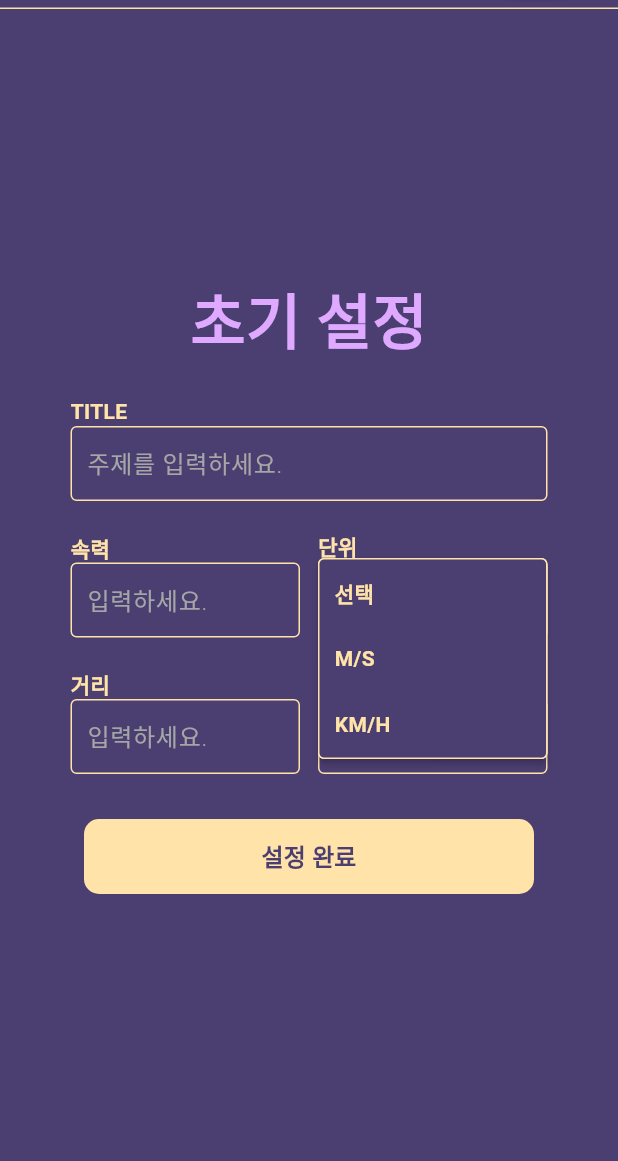
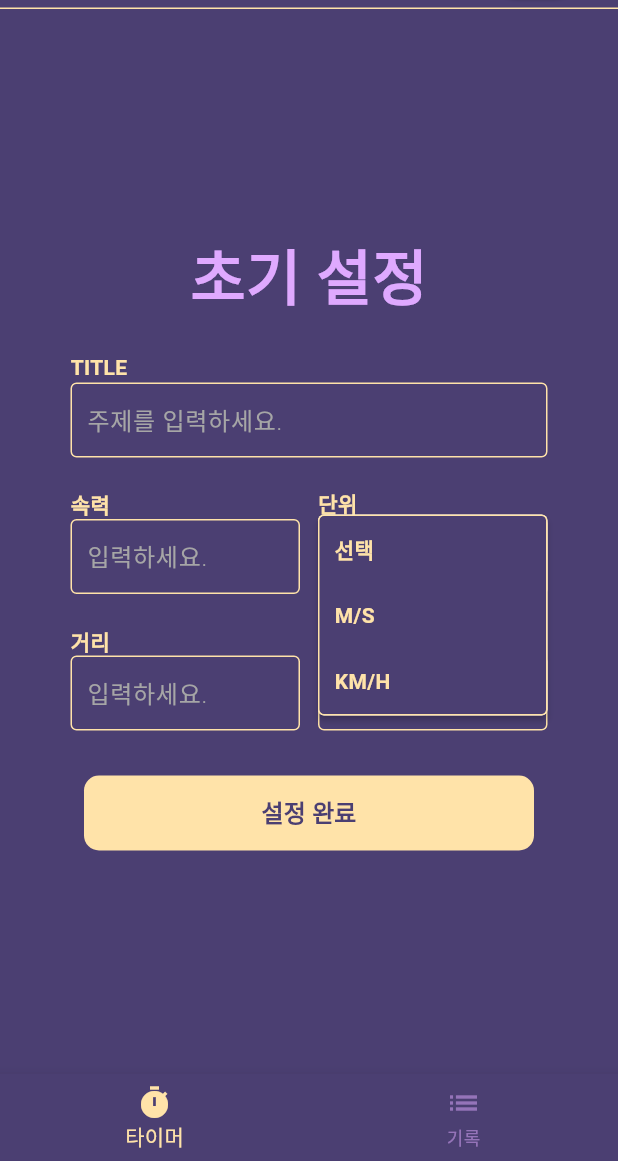
Before and after one commit to ryujebin/CheckTimer, a Flutter app: the screen it shows after launch, after a tap on "선택", on a phone screen of 412 x 824 dp, the part 75-1236 px from its top. Run offline on Flutter 3.47's test engine with Material 3 defaults, Android fonts, the phone set to English and light mode, and no system bars; Roboto replaces fonts that are missing (Pretendard).

Commit message:
feat: TimerMain화면 구성 완료

```diff
--- /dev/null
+++ b/lib/Pages/Homescreen/HomeScreen.dart
@@ -0,0 +1,57 @@
+import 'package:flutter/material.dart';
+import 'package:test_flutter/Core/theme/colors.dart';
+
+import '../MyRecode/Myrecode_main.dart';
+import '../Timer/Timer_main.dart';
+
+class HomeScreen extends StatefulWidget {
+  const HomeScreen({super.key});
+
+  @override
+  State<HomeScreen> createState() => _HomeScreenState();
+}
+
+class _HomeScreenState extends State<HomeScreen> {
+  int _selectedIndex = 0;
+
+  final List<Widget> _pages = [
+    TimerMain(),
+    MyRecord(), // 기록화면 추가
+  ];
+
+  void _onItemTapped(int index) {
+    setState(() {
+      _selectedIndex = index;
+    });
+  }
+
+  @override
+  Widget build(BuildContext context) {
+    return Scaffold(
+      body: _pages[_selectedIndex],
+      bottomNavigationBar: Theme(
+        data: Theme.of(context).copyWith(
+          splashColor: Colors.transparent,       // 터치 ripple 제거
+          highlightColor: Colors.transparent,    // 강조 효과 제거
+        ),
+        child: BottomNavigationBar(
+          backgroundColor: AppColors.background,
+          currentIndex: _selectedIndex,
+          onTap: _onItemTapped,
+          selectedItemColor: AppColors.primary,
+          unselectedItemColor: AppColors.secondary.withOpacity(0.5),
+          items: const [
+            BottomNavigationBarItem(
+              icon: Icon(Icons.timer),
+              label: '타이머',
+            ),
+            BottomNavigationBarItem(
+              icon: Icon(Icons.list),
+              label: '기록',
+            ),
+          ],
+        ),
+      ),
+    );
+  }
+}
--- /dev/null
+++ b/lib/Pages/MyRecode/Myrecode_main.dart
@@ -0,0 +1,16 @@
+import 'package:flutter/material.dart';
+import 'package:test_flutter/Components/Appbar/Appbar_a_login.dart';
+
+class MyRecord extends StatelessWidget {
+  const MyRecord({super.key});
+
+  @override
+  Widget build(BuildContext context) {
+    return Scaffold(
+      appBar: AfterAppbar(),
+      body: const Center(
+        child: Text('여기에 기록 내용을 표시할 수 있습니다.'),
+      ),
+    );
+  }
+}
--- a/lib/Timer/Timer_main.dart
+++ b/lib/Pages/Timer/Timer_main.dart
@@ -5,7 +5,7 @@ import 'package:test_flutter/Components/InputField/InputField.dart';
 import 'package:test_flutter/Components/TitleText/TitleText.dart';
 import 'package:test_flutter/Core/theme/colors.dart';
 
-import '../Components/Buttons/DropdownButton/DropdownButton.dart';
+import '../../Components/Buttons/DropdownButton/DropdownButton.dart';
 
 class TimerMain extends StatefulWidget {
   const TimerMain({super.key});
--- a/lib/main.dart
+++ b/lib/main.dart
@@ -1,7 +1,7 @@
 import 'package:flutter/material.dart';
 import 'package:test_flutter/Core/theme/colors.dart';
+import 'package:test_flutter/Pages/Homescreen/HomeScreen.dart';
 
-import 'Timer/Timer_main.dart';
 
 void main() {
   runApp(const MyApp());
@@ -20,7 +20,7 @@ class MyApp extends StatelessWidget {
         scaffoldBackgroundColor: AppColors.background,
         fontFamily: 'Pretendard', // 원하는 폰트 지정
       ),
-      home: const TimerMain(), // 시작화면을 TimerMain으로 설정
+      home: const HomeScreen(), // 시작화면을 TimerMain으로 설정
     );
   }
 }
```
